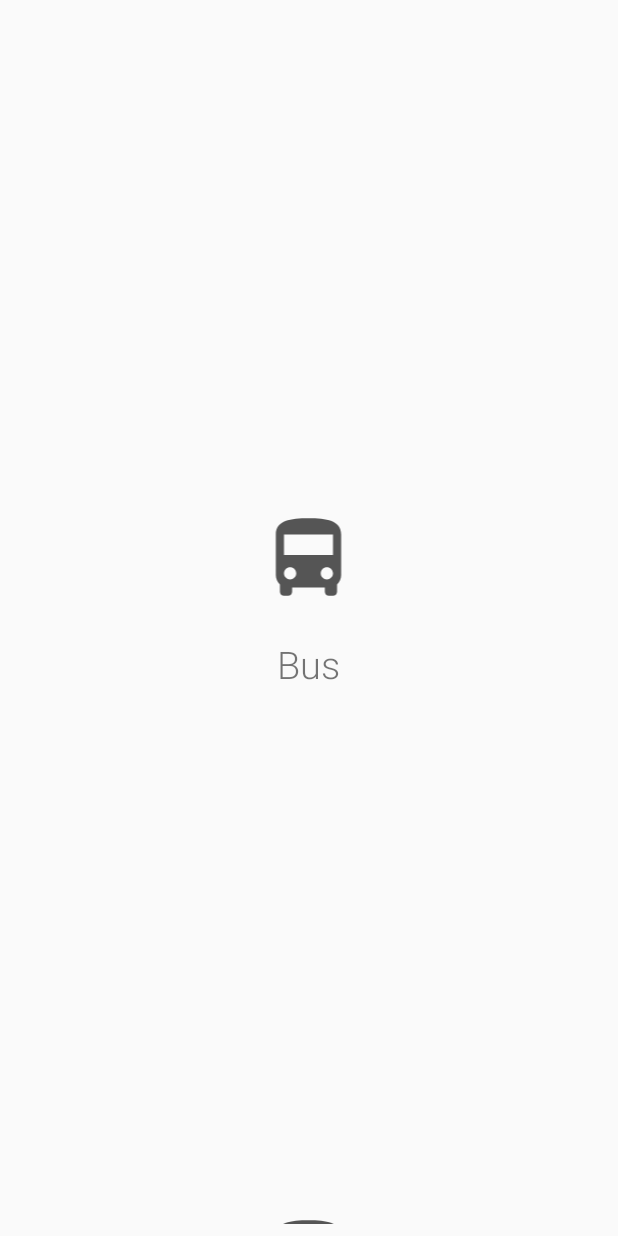
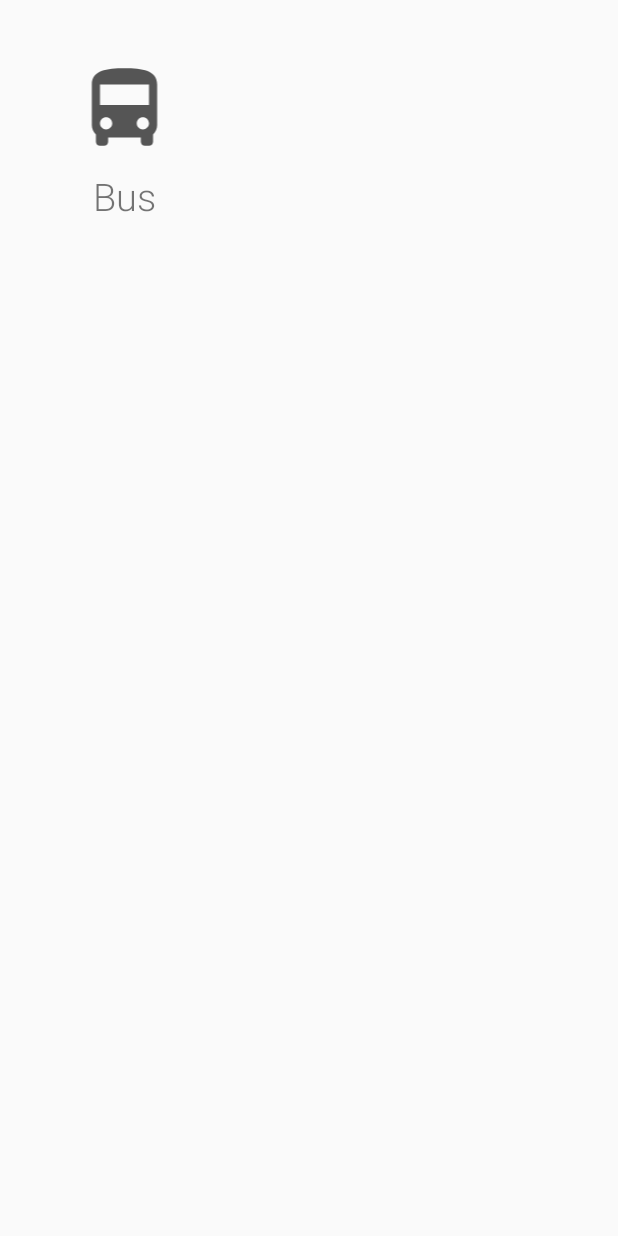
Before and after one commit to caveda/qmoves-android, an Android app: the layout fragment_home.xml on its own in the app's theme, with its tools: preview values and no code run, on a phone screen of 412 x 824 dp. Run offline under Robolectric (Android 15) with nearby library versions, the phone set to English and light mode, and no system bars.

Commit message:
Make transports list a grid

```diff
--- a/app/src/main/java/com/quoders/apps/qmoves/home/HomeFragment.kt
+++ b/app/src/main/java/com/quoders/apps/qmoves/home/HomeFragment.kt
@@ -8,7 +8,7 @@ import androidx.databinding.DataBindingUtil
 import androidx.fragment.app.Fragment
 import androidx.lifecycle.ViewModelProvider
 import androidx.navigation.fragment.findNavController
-import androidx.recyclerview.widget.DividerItemDecoration
+import androidx.recyclerview.widget.GridLayoutManager
 import com.google.android.material.snackbar.Snackbar
 import com.quoders.apps.qmoves.EventObserver
 import com.quoders.apps.qmoves.R
@@ -68,10 +68,7 @@ class HomeFragment : Fragment(){
     }
 
     private fun setupTransportsList() {
+        binding.transportsListView.layoutManager = GridLayoutManager(activity, 2)
         binding.transportsListView.adapter = TransportsAdapter(viewModel)
-        binding.transportsListView.addItemDecoration(
-            DividerItemDecoration(binding.transportsListView.context,
-            DividerItemDecoration.VERTICAL)
-        )
     }
 }
--- a/app/src/main/res/layout/fragment_home.xml
+++ b/app/src/main/res/layout/fragment_home.xml
@@ -30,7 +30,6 @@
                 android:layout_height="wrap_content"
                 android:clipToPadding="false"
                 android:layout_margin="8dp"
-                app:layoutManager="androidx.recyclerview.widget.LinearLayoutManager"
                 app:transports="@{viewModel.transports}"
                 tools:itemCount="5"
                 tools:listitem="@layout/transport_view_item" />
--- a/app/src/main/res/layout/transport_view_item.xml
+++ b/app/src/main/res/layout/transport_view_item.xml
@@ -16,7 +16,7 @@
     <androidx.constraintlayout.widget.ConstraintLayout
         android:layout_width="match_parent"
         android:layout_height="match_parent"
-        android:layout_marginTop="@dimen/list_row_vertical_padding"
+        android:layout_marginTop="@dimen/grid_cell_vertical_padding"
         android:layout_marginBottom="@dimen/list_row_vertical_padding"
         android:onClick="@{() -> viewModel.navigateToLines(transport)}">
 
@@ -25,33 +25,29 @@
             android:id="@+id/imageView"
             android:layout_width="118dp"
             android:layout_height="65dp"
-            android:layout_marginTop="316dp"
+            android:layout_marginStart="16dp"
+            android:layout_marginTop="8dp"
+            android:layout_marginBottom="8dp"
             android:contentDescription="@string/cd_transport_icon"
-            app:layout_constraintEnd_toEndOf="parent"
-            app:layout_constraintHorizontal_bias="0.498"
+            app:layout_constraintBottom_toTopOf="@+id/transport_name_text"
             app:layout_constraintStart_toStartOf="parent"
             app:layout_constraintTop_toTopOf="parent"
             app:srcCompat="@drawable/ic_transport_bus"
-            app:transportImage="@{transport.type}"/>
+            app:transportImage="@{transport.type}" />
 
         <TextView
             android:id="@+id/transport_name_text"
             android:layout_width="wrap_content"
             android:layout_height="wrap_content"
-            android:layout_marginStart="36dp"
-            android:layout_marginTop="20dp"
-            android:layout_marginEnd="36dp"
+            android:layout_marginTop="8dp"
             android:contentDescription="@string/cd_transport_name"
             android:fontFamily="sans-serif-light"
             android:maxLines="3"
             android:text="@{transport.name}"
             android:textSize="25sp"
-            app:layout_constraintBottom_toBottomOf="parent"
-            app:layout_constraintEnd_toEndOf="parent"
-            app:layout_constraintHorizontal_bias="0.498"
-            app:layout_constraintStart_toStartOf="parent"
+            app:layout_constraintEnd_toEndOf="@+id/imageView"
+            app:layout_constraintStart_toStartOf="@+id/imageView"
             app:layout_constraintTop_toBottomOf="@+id/imageView"
-            app:layout_constraintVertical_bias="0.011"
             tools:text="Bus" />
     </androidx.constraintlayout.widget.ConstraintLayout>
 </layout>
--- a/app/src/main/res/values/dimens.xml
+++ b/app/src/main/res/values/dimens.xml
@@ -2,4 +2,5 @@
 <resources>
     <dimen name="empty_placeholder_image_size">80dp</dimen>
     <dimen name="list_row_vertical_padding">16dp</dimen>
+    <dimen name="grid_cell_vertical_padding">24dp</dimen>
 </resources>
```
